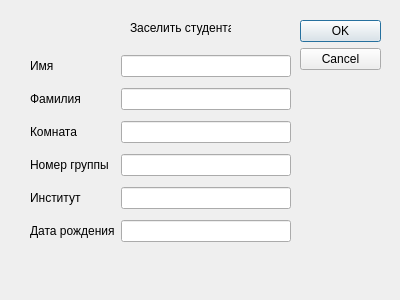
First picture: the form in addnewstudentsdialog.ui, repository OstPerino/DormitoryProject, before the edit.
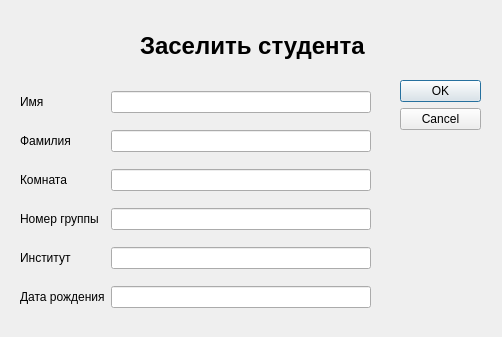
Second picture: the form after the edit.

```diff
--- a/addnewstudentsdialog.ui
+++ b/addnewstudentsdialog.ui
@@ -6,8 +6,8 @@
    <rect>
     <x>0</x>
     <y>0</y>
-    <width>400</width>
-    <height>300</height>
+    <width>502</width>
+    <height>337</height>
    </rect>
   </property>
   <property name="windowTitle">
@@ -16,8 +16,8 @@
   <widget class="QDialogButtonBox" name="buttonBox">
    <property name="geometry">
     <rect>
-     <x>300</x>
-     <y>20</y>
+     <x>400</x>
+     <y>80</y>
      <width>81</width>
      <height>241</height>
     </rect>
@@ -32,10 +32,10 @@
   <widget class="QWidget" name="gridLayoutWidget">
    <property name="geometry">
     <rect>
-     <x>30</x>
-     <y>50</y>
-     <width>261</width>
-     <height>201</height>
+     <x>20</x>
+     <y>80</y>
+     <width>351</width>
+     <height>241</height>
     </rect>
    </property>
    <layout class="QGridLayout" name="gridLayout">
@@ -104,12 +104,18 @@
   <widget class="QLabel" name="titleLabel">
    <property name="geometry">
     <rect>
-     <x>130</x>
-     <y>20</y>
-     <width>101</width>
-     <height>16</height>
+     <x>140</x>
+     <y>30</y>
+     <width>251</width>
+     <height>31</height>
     </rect>
    </property>
+   <property name="styleSheet">
+    <string notr="true">#titleLabel {
+	font-weight: bold;
+	font-size: 24px;
+}</string>
+   </property>
    <property name="text">
     <string>Заселить студента</string>
    </property>
```
